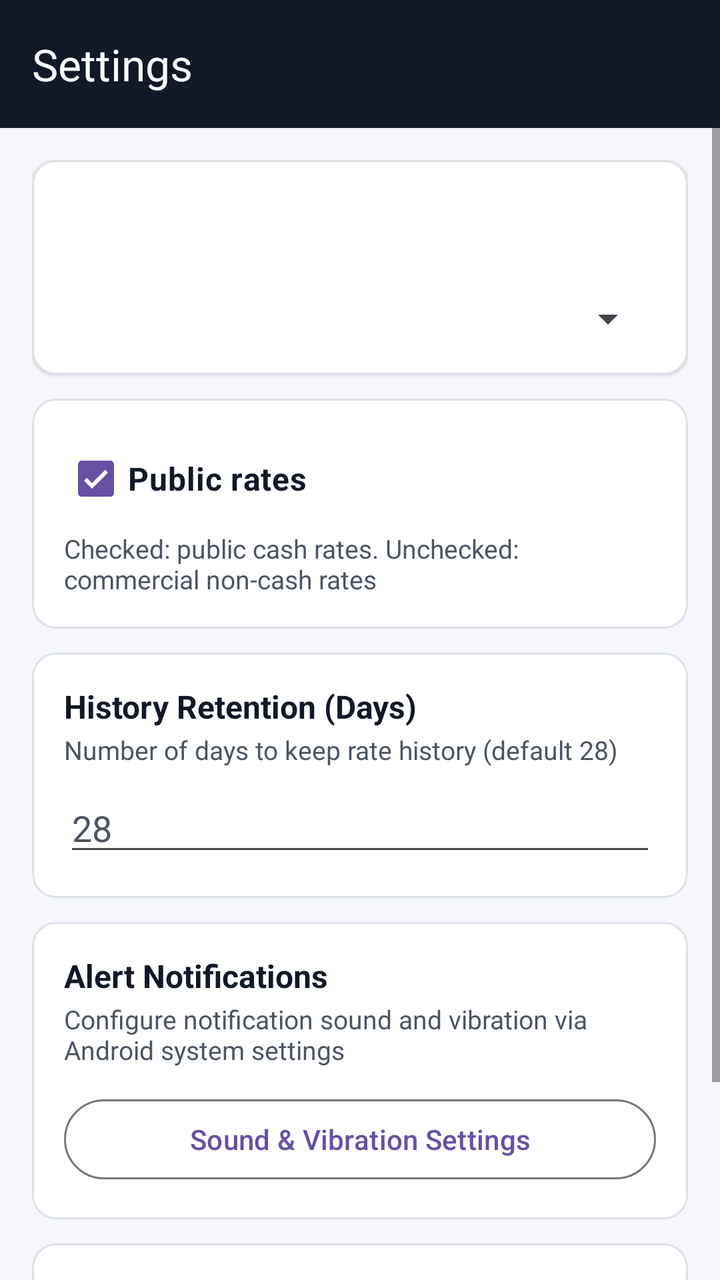
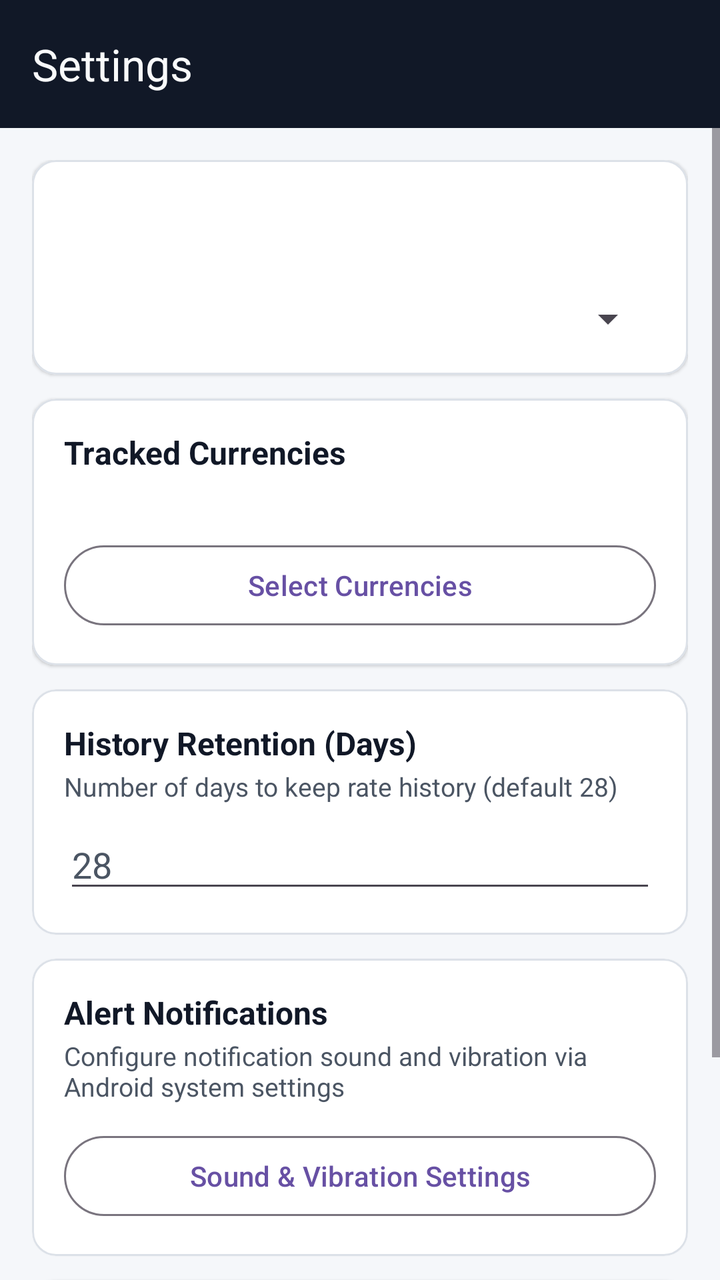

The first picture is an Android layout as it rendered before a commit; the second is the same layout after the commit. The layout source and the unified diff follow.
<!-- AndroidManifest.xml: application theme Theme.CurrencyRates24 -->
<!-- res/layout/activity_settings.xml -->
<?xml version="1.0" encoding="utf-8"?>
<LinearLayout xmlns:android="http://schemas.android.com/apk/res/android"
    xmlns:app="http://schemas.android.com/apk/res-auto"
    android:id="@+id/settingsRoot"
    android:layout_width="match_parent"
    android:layout_height="match_parent"
    android:background="@color/bg_screen"
    android:orientation="vertical">

    <com.google.android.material.appbar.MaterialToolbar
        android:id="@+id/topAppBar"
        style="@style/Widget.App.InverseToolbar"
        android:layout_width="match_parent"
        android:layout_height="wrap_content"
        android:minHeight="?attr/actionBarSize"
        app:title="@string/title_settings" />

    <ScrollView
        android:id="@+id/settingsScroll"
        android:layout_width="match_parent"
        android:layout_height="0dp"
        android:layout_weight="1"
        android:fillViewport="true">

        <LinearLayout
            android:layout_width="match_parent"
            android:layout_height="wrap_content"
            android:orientation="vertical"
            android:padding="16dp">

            
            <com.google.android.material.card.MaterialCardView
                android:layout_width="match_parent"
                android:layout_height="wrap_content"
                android:layout_marginBottom="12dp"
                app:cardBackgroundColor="@color/bg_card"
                app:cardCornerRadius="12dp"
                app:cardElevation="1dp"
                app:strokeColor="@color/card_stroke"
                app:strokeWidth="1dp">

                <LinearLayout
                    android:layout_width="match_parent"
                    android:layout_height="wrap_content"
                    android:orientation="vertical"
                    android:padding="16dp">

                    <TextView
                        android:id="@+id/tvPeriodLabel"
                        android:layout_width="match_parent"
                        android:layout_height="wrap_content"
                        android:textColor="@color/text_primary"
                        android:textSize="16sp"
                        android:textStyle="bold" />

                    <TextView
                        android:id="@+id/tvPeriodScheduleHint"
                        android:layout_width="match_parent"
                        android:layout_height="wrap_content"
                        android:layout_marginTop="2dp"
                        android:layout_marginBottom="10dp"
                        android:textColor="@color/text_secondary"
                        android:textSize="13sp" />

                    <Spinner
                        android:id="@+id/spRefreshInterval"
                        android:layout_width="match_parent"
                        android:layout_height="wrap_content" />
                </LinearLayout>
            </com.google.android.material.card.MaterialCardView>

            
            <com.google.android.material.card.MaterialCardView
                android:layout_width="match_parent"
                android:layout_height="wrap_content"
                android:layout_marginBottom="12dp"
                app:cardBackgroundColor="@color/bg_card"
                app:cardCornerRadius="12dp"
                app:cardElevation="1dp"
                app:strokeColor="@color/card_stroke"
                app:strokeWidth="1dp">

                <LinearLayout
                    android:layout_width="match_parent"
                    android:layout_height="wrap_content"
                    android:orientation="vertical"
                    android:padding="16dp">

                    <com.google.android.material.checkbox.MaterialCheckBox
                        android:id="@+id/cbPublicRates"
                        android:layout_width="match_parent"
                        android:layout_height="wrap_content"
                        android:checked="true"
                        android:text="@string/public_rates_title"
                        android:textColor="@color/text_primary"
                        android:textSize="16sp"
                        android:textStyle="bold" />

                    <TextView
                        android:layout_width="match_parent"
                        android:layout_height="wrap_content"
                        android:layout_marginTop="2dp"
                        android:text="@string/public_rates_desc"
                        android:textColor="@color/text_secondary"
                        android:textSize="13sp" />
                </LinearLayout>
            </com.google.android.material.card.MaterialCardView>

            
            <com.google.android.material.card.MaterialCardView
                android:layout_width="match_parent"
                android:layout_height="wrap_content"
                android:layout_marginBottom="12dp"
                app:cardBackgroundColor="@color/bg_card"
                app:cardCornerRadius="12dp"
                app:cardElevation="1dp"
                app:strokeColor="@color/card_stroke"
                app:strokeWidth="1dp">

                <LinearLayout
                    android:layout_width="match_parent"
                    android:layout_height="wrap_content"
                    android:orientation="vertical"
                    android:padding="16dp">

                    <TextView
                        android:layout_width="match_parent"
                        android:layout_height="wrap_content"
                        android:text="@string/history_retention_title"
                        android:textColor="@color/text_primary"
                        android:textSize="16sp"
                        android:textStyle="bold" />

                    <TextView
                        android:layout_width="match_parent"
                        android:layout_height="wrap_content"
                        android:layout_marginTop="2dp"
                        android:layout_marginBottom="8dp"
                        android:text="@string/history_retention_desc"
                        android:textColor="@color/text_secondary"
                        android:textSize="13sp" />

                    <EditText
                        android:id="@+id/etHistoryDays"
                        android:layout_width="match_parent"
                        android:layout_height="wrap_content"
                        android:hint="28"
                        android:inputType="number"
                        android:textColor="@color/text_primary"
                        android:textColorHint="@color/text_secondary" />
                </LinearLayout>
            </com.google.android.material.card.MaterialCardView>

            
            <com.google.android.material.card.MaterialCardView
                android:layout_width="match_parent"
                android:layout_height="wrap_content"
                android:layout_marginBottom="12dp"
                app:cardBackgroundColor="@color/bg_card"
                app:cardCornerRadius="12dp"
                app:cardElevation="1dp"
                app:strokeColor="@color/card_stroke"
                app:strokeWidth="1dp">

                <LinearLayout
                    android:layout_width="match_parent"
                    android:layout_height="wrap_content"
                    android:orientation="vertical"
                    android:padding="16dp">

                    <TextView
                        android:layout_width="match_parent"
                        android:layout_height="wrap_content"
                        android:text="@string/alert_notifications_title"
                        android:textColor="@color/text_primary"
                        android:textSize="16sp"
                        android:textStyle="bold" />

                    <TextView
                        android:id="@+id/tvChannelStatus"
                        android:layout_width="match_parent"
                        android:layout_height="wrap_content"
                        android:layout_marginTop="2dp"
                        android:layout_marginBottom="12dp"
                        android:text="@string/alert_notifications_default_desc"
                        android:textColor="@color/text_secondary"
                        android:textSize="13sp" />

                    <com.google.android.material.button.MaterialButton
                        android:id="@+id/btnSystemNotificationSettings"
                        style="@style/Widget.Material3.Button.OutlinedButton"
                        android:layout_width="match_parent"
                        android:layout_height="wrap_content"
                        android:text="@string/btn_sound_vibration_settings" />
                </LinearLayout>
            </com.google.android.material.card.MaterialCardView>

            
            <com.google.android.material.card.MaterialCardView
                android:layout_width="match_parent"
                android:layout_height="wrap_content"
                android:layout_marginBottom="16dp"
                app:cardBackgroundColor="@color/bg_card"
                app:cardCornerRadius="12dp"
                app:cardElevation="1dp"
                app:strokeColor="@color/card_stroke"
                app:strokeWidth="1dp">

                <LinearLayout
                    android:layout_width="match_parent"
                    android:layout_height="wrap_content"
                    android:orientation="vertical"
                    android:padding="16dp">

                    <TextView
                        android:layout_width="match_parent"
                        android:layout_height="wrap_content"
                        android:layout_marginBottom="8dp"
                        android:text="@string/app_theme_title"
                        android:textColor="@color/text_primary"
                        android:textSize="16sp"
                        android:textStyle="bold" />

                    <Spinner
                        android:id="@+id/spThemeMode"
                        android:layout_width="match_parent"
                        android:layout_height="wrap_content" />
                </LinearLayout>
            </com.google.android.material.card.MaterialCardView>

            <TextView
                android:id="@+id/txtCopyrights"
                android:layout_width="match_parent"
                android:layout_height="wrap_content"
                android:layout_marginTop="4dp"
                android:gravity="center"
                android:textColor="@color/text_secondary"
                android:textSize="12sp" />

        </LinearLayout>
    </ScrollView>
</LinearLayout>
<!-- resources referenced by this layout -->
<resources>
  <color name="bg_card">#FFFFFF</color>
  <color name="bg_screen">#F5F7FA</color>
  <color name="card_stroke">#DCE1E8</color>
  <color name="text_primary">#111827</color>
  <color name="text_secondary">#4B5563</color>
  <string name="alert_notifications_default_desc">Configure notification sound and vibration via Android system settings</string>
  <string name="alert_notifications_title">Alert Notifications</string>
  <string name="app_theme_title">App Theme</string>
  <string name="btn_sound_vibration_settings">Sound &amp; Vibration Settings</string>
  <string name="history_retention_desc">Number of days to keep rate history (default 28)</string>
  <string name="history_retention_title">History Retention (Days)</string>
  <string name="public_rates_desc">Checked: public cash rates. Unchecked: commercial non-cash rates</string>
  <string name="public_rates_title">Public rates</string>
  <string name="title_settings">Settings</string>
  <style name="Widget.App.InverseToolbar" parent="Widget.Material3.Toolbar">
          <item name="android:background">@color/topbar_bg</item>
          <item name="titleTextColor">@color/topbar_on</item>
          <item name="subtitleTextColor">@color/topbar_on</item>
          <item name="navigationIconTint">@color/topbar_on</item>
          <item name="colorControlNormal">@color/topbar_on</item>
      </style>
  <style name="Theme.CurrencyRates24" parent="Theme.Material3.DayNight.NoActionBar">
          <item name="android:windowBackground">@color/bg_screen</item>
          <item name="android:colorBackground">@color/bg_screen</item>
          <item name="android:statusBarColor">@color/topbar_bg</item>
          <item name="android:navigationBarColor">@color/bg_screen</item>
      </style>
  <color name="topbar_bg">#111827</color>
  <color name="topbar_on">#F9FAFB</color>
</resources>

<!-- the commit's change to res/layout/activity_settings.xml (unified diff, before → after) -->
@@ -86,23 +86,29 @@
                     android:orientation="vertical"
                     android:padding="16dp">
 
-                    <com.google.android.material.checkbox.MaterialCheckBox
-                        android:id="@+id/cbPublicRates"
-                        android:layout_width="match_parent"
-                        android:layout_height="wrap_content"
-                        android:checked="true"
-                        android:text="@string/public_rates_title"
-                        android:textColor="@color/text_primary"
-                        android:textSize="16sp"
-                        android:textStyle="bold" />
-
-                    <TextView
-                        android:layout_width="match_parent"
-                        android:layout_height="wrap_content"
-                        android:layout_marginTop="2dp"
-                        android:text="@string/public_rates_desc"
-                        android:textColor="@color/text_secondary"
-                        android:textSize="13sp" />
+                    <TextView
+                        android:layout_width="match_parent"
+                        android:layout_height="wrap_content"
+                        android:text="@string/tracked_currencies_title"
+                        android:textColor="@color/text_primary"
+                        android:textSize="16sp"
+                        android:textStyle="bold" />
+
+                    <TextView
+                        android:id="@+id/tvTrackedCurrenciesSummary"
+                        android:layout_width="match_parent"
+                        android:layout_height="wrap_content"
+                        android:layout_marginTop="2dp"
+                        android:layout_marginBottom="12dp"
+                        android:textColor="@color/text_secondary"
+                        android:textSize="13sp" />
+
+                    <com.google.android.material.button.MaterialButton
+                        android:id="@+id/btnSelectCurrencies"
+                        style="@style/Widget.Material3.Button.OutlinedButton"
+                        android:layout_width="match_parent"
+                        android:layout_height="wrap_content"
+                        android:text="@string/btn_select_currencies" />
                 </LinearLayout>
             </com.google.android.material.card.MaterialCardView>
 
<!-- resource entries referenced after the edit -->
@@ -8,12 +8,12 @@
   <string name="alert_notifications_default_desc">Configure notification sound and vibration via Android system settings</string>
   <string name="alert_notifications_title">Alert Notifications</string>
   <string name="app_theme_title">App Theme</string>
+  <string name="btn_select_currencies">Select Currencies</string>
   <string name="btn_sound_vibration_settings">Sound &amp; Vibration Settings</string>
   <string name="history_retention_desc">Number of days to keep rate history (default 28)</string>
   <string name="history_retention_title">History Retention (Days)</string>
-  <string name="public_rates_desc">Checked: public cash rates. Unchecked: commercial non-cash rates</string>
-  <string name="public_rates_title">Public rates</string>
   <string name="title_settings">Settings</string>
+  <string name="tracked_currencies_title">Tracked Currencies</string>
   <style name="Widget.App.InverseToolbar" parent="Widget.Material3.Toolbar">
           <item name="android:background">@color/topbar_bg</item>
           <item name="titleTextColor">@color/topbar_on</item>
